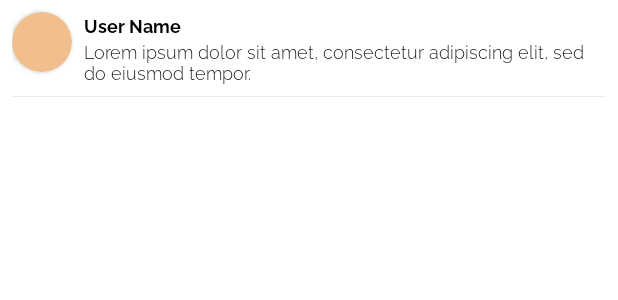
After one commit to StinkyHoleySock/ChessTV, an Android app: the layout comment_item.xml on its own in the app's theme, with its tools: preview values and no code run, on a phone screen of 412 x 824 dp. The commit adds this screen. Shown: the top 300 px of the screen. Run offline under Robolectric (Android 15) with nearby library versions, the phone set to English and light mode, and no system bars.

Commit message:
add some files

```diff
--- /dev/null
+++ b/app/src/main/res/layout/comment_item.xml
@@ -0,0 +1,59 @@
+<?xml version="1.0" encoding="utf-8"?>
+<androidx.constraintlayout.widget.ConstraintLayout xmlns:android="http://schemas.android.com/apk/res/android"
+    xmlns:app="http://schemas.android.com/apk/res-auto"
+    xmlns:tools="http://schemas.android.com/tools"
+    android:layout_width="match_parent"
+    android:layout_height="wrap_content"
+    android:paddingStart="8dp"
+    android:paddingEnd="8dp">
+
+    <androidx.cardview.widget.CardView
+        android:id="@+id/image_container"
+        android:layout_width="40dp"
+        android:layout_height="40dp"
+        android:layout_centerHorizontal="true"
+        android:layout_marginTop="8dp"
+        android:elevation="12dp"
+        android:backgroundTint="@color/my_palette_3"
+        app:cardCornerRadius="50dp"
+        app:layout_constraintStart_toStartOf="parent"
+        app:layout_constraintTop_toTopOf="parent" />
+
+    <TextView
+        android:id="@+id/tv_username"
+        android:layout_width="wrap_content"
+        android:layout_height="wrap_content"
+        android:layout_marginStart="8dp"
+        android:fontFamily="@font/raleway_bold"
+        android:text="@string/user_name"
+        android:textColor="@color/black"
+        android:textSize="12sp"
+        app:layout_constraintStart_toEndOf="@+id/image_container"
+        app:layout_constraintTop_toTopOf="@+id/image_container" />
+
+    <TextView
+        android:id="@+id/tv_comment"
+        android:layout_width="0dp"
+        android:layout_height="wrap_content"
+        android:layout_marginStart="8dp"
+        android:fontFamily="@font/raleway_light"
+        android:text="@string/lorem"
+        android:textColor="#000000"
+        android:textSize="12sp"
+        android:layout_marginBottom="8dp"
+        app:layout_constraintBottom_toBottomOf="parent"
+        app:layout_constraintEnd_toEndOf="parent"
+        app:layout_constraintStart_toEndOf="@+id/image_container"
+        app:layout_constraintTop_toBottomOf="@+id/tv_username" />
+
+    <View
+        android:id="@+id/divider"
+        android:layout_width="match_parent"
+        android:layout_height="0.5dp"
+        android:background="#EDEDED"
+        app:layout_constraintEnd_toEndOf="parent"
+        app:layout_constraintStart_toStartOf="parent"
+        app:layout_constraintBottom_toBottomOf="parent"/>
+
+
+</androidx.constraintlayout.widget.ConstraintLayout>
--- a/app/src/main/res/layout/fragment_profile.xml
+++ b/app/src/main/res/layout/fragment_profile.xml
@@ -14,7 +14,7 @@
         app:layout_constraintTop_toTopOf="parent"/>
 
     <androidx.cardview.widget.CardView
-        android:id="@+id/image_conteiner"
+        android:id="@+id/image_container"
         android:layout_width="104dp"
         android:layout_height="104dp"
         android:layout_centerHorizontal="true"
@@ -45,7 +45,7 @@
         android:layout_marginTop="8dp"
         app:layout_constraintEnd_toEndOf="@id/title_view"
         app:layout_constraintStart_toStartOf="@id/title_view"
-        app:layout_constraintTop_toBottomOf="@id/image_conteiner" />
+        app:layout_constraintTop_toBottomOf="@id/image_container" />
 
     <TextView
         android:id="@+id/tv_user_description"
--- a/app/src/main/res/values/strings.xml
+++ b/app/src/main/res/values/strings.xml
@@ -28,4 +28,7 @@
     <string name="lorem">Lorem ipsum dolor sit amet, consectetur adipiscing elit, sed do eiusmod tempor.</string>
     <string name="read_more"><u>Читать далее</u></string>
     <string name="example_date">Вчера, 22:19</string>
+    <string name="short_description">Short description of the video</string>
+    <string name="title_of_the_video">Title of the video</string>
+
 </resources>
```
Also changed, not shown: app/src/main/res/drawable/ic_baseline_send_24.xml (added, +11 -0 lines), app/src/main/res/layout/stream_watching_fragment.xml (added, +47 -0 lines), app/src/main/res/layout/video_item.xml (added, +61 -0 lines), app/src/main/res/values/comments.xml (added, +28 -0 lines).
